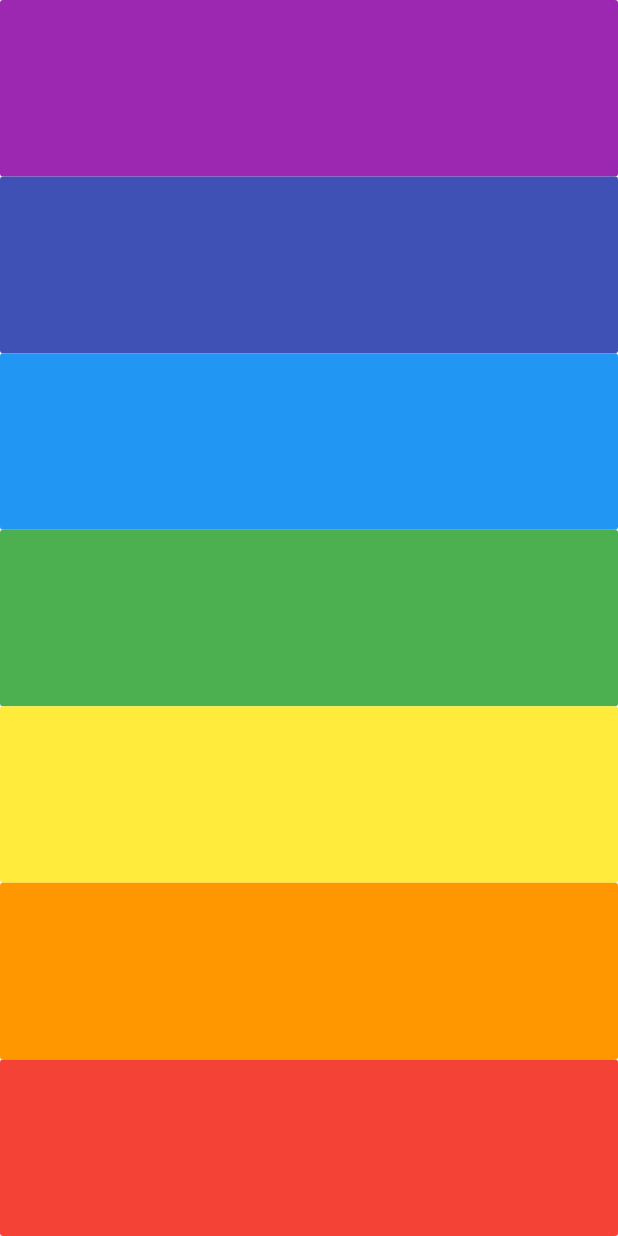
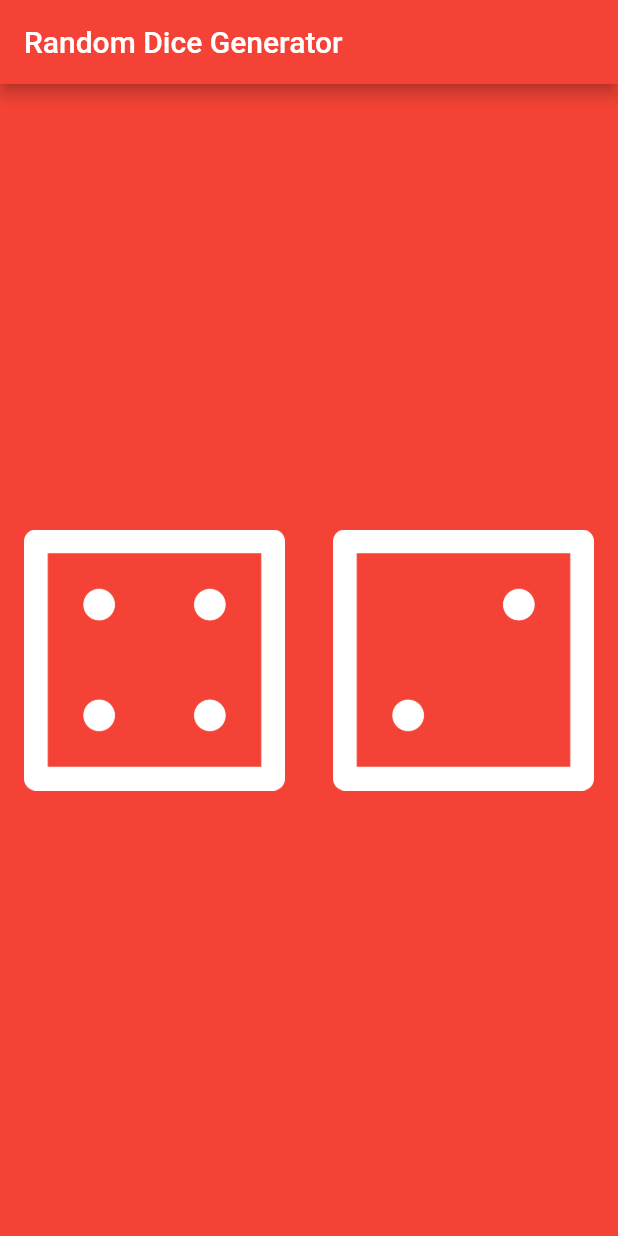
Before and after one commit to hirushanOnline/Dice-Game, a Flutter app: the screen it shows after launch, on a phone screen of 412 x 824 dp. Run offline on Flutter 3.47's test engine with Material 2 defaults, Android fonts, the phone set to English and light mode, and no system bars.

Commit message:
Re Commitment

```diff
--- a/lib/main.dart
+++ b/lib/main.dart
@@ -1,45 +1,63 @@
-import 'package:audioplayers/audio_cache.dart';
+import 'dart:math';
 import 'package:flutter/material.dart';
 
-void main() => runApp(XylophoneApp());
+void main() {
+  return runApp(
+    MaterialApp(
+      home: Scaffold(
+        backgroundColor: Colors.red,
+        appBar: AppBar(
+          title: Text('Random Dice Generator'),
+          backgroundColor: Colors.red,
+        ),
+        body: Dicepage(),
+      ),
+    ),
+  );
+}
 
-class XylophoneApp extends StatelessWidget {
-  void playSound(int soundNumber) {
-    final player = AudioCache();
-    player.play('note$soundNumber.wav');
-  }
+class Dicepage extends StatefulWidget {
+  @override
+  _DicepageState createState() => _DicepageState();
+}
 
-  Expanded buildKey({Color color, int soundNumber}) {
-    return Expanded(
-      child: FlatButton(
-        color: color,
-        onPressed: () {
-          playSound(soundNumber);
-        },
-        child: null,
-      ),
-    );
+class _DicepageState extends State<Dicepage> {
+  int leftDiceNumber = 4;
+  int rightDiceNumber = 2;
+
+  void changeDiceFace() {
+    setState(() {
+      leftDiceNumber = Random().nextInt(6) + 1;
+      rightDiceNumber = Random().nextInt(6) + 1;
+    });
   }
 
   @override
   Widget build(BuildContext context) {
-    var column = Column(
-      crossAxisAlignment: CrossAxisAlignment.stretch,
-      children: [
-        buildKey(color: Colors.purple, soundNumber: 1),
-        buildKey(color: Colors.indigo, soundNumber: 2),
-        buildKey(color: Colors.blue, soundNumber: 3),
-        buildKey(color: Colors.green, soundNumber: 4),
-        buildKey(color: Colors.yellow, soundNumber: 5),
-        buildKey(color: Colors.orange, soundNumber: 6),
-        buildKey(color: Colors.red, soundNumber: 7),
-      ],
-    );
-    return MaterialApp(
-      home: Scaffold(
-        body: SafeArea(
-          child: column,
-        ),
+    return Center(
+      child: Row(
+        children: [
+          Expanded(
+            child: FlatButton(
+              onPressed: () {
+                setState(() {
+                  changeDiceFace();
+                });
+              },
+              child: Image.asset('images/dice$leftDiceNumber.png'),
+            ),
+          ),
+          Expanded(
+            child: FlatButton(
+              onPressed: () {
+                setState(() {
+                  changeDiceFace();
+                });
+              },
+              child: Image.asset('images/dice$rightDiceNumber.png'),
+            ),
+          ),
+        ],
       ),
     );
   }
--- a/pubspec.yaml
+++ b/pubspec.yaml
@@ -1,4 +1,4 @@
-name: xylophone
+name: dicee
 description: A new Flutter application.
 
 version: 1.0.0+1
@@ -11,7 +11,6 @@
     sdk: flutter
 
   cupertino_icons: ^0.1.2
-  audioplayers: ^0.16.1
 
 dev_dependencies:
   flutter_test:
@@ -22,4 +21,4 @@
   uses-material-design: true
 
   assets:
-    - assets/
+  - images/
```
Also changed, not shown: images/dice1.png (added), images/dice2.png (added), images/dice3.png (added), images/dice4.png (added), images/dice5.png (added), images/dice6.png (added), 43 other files.
